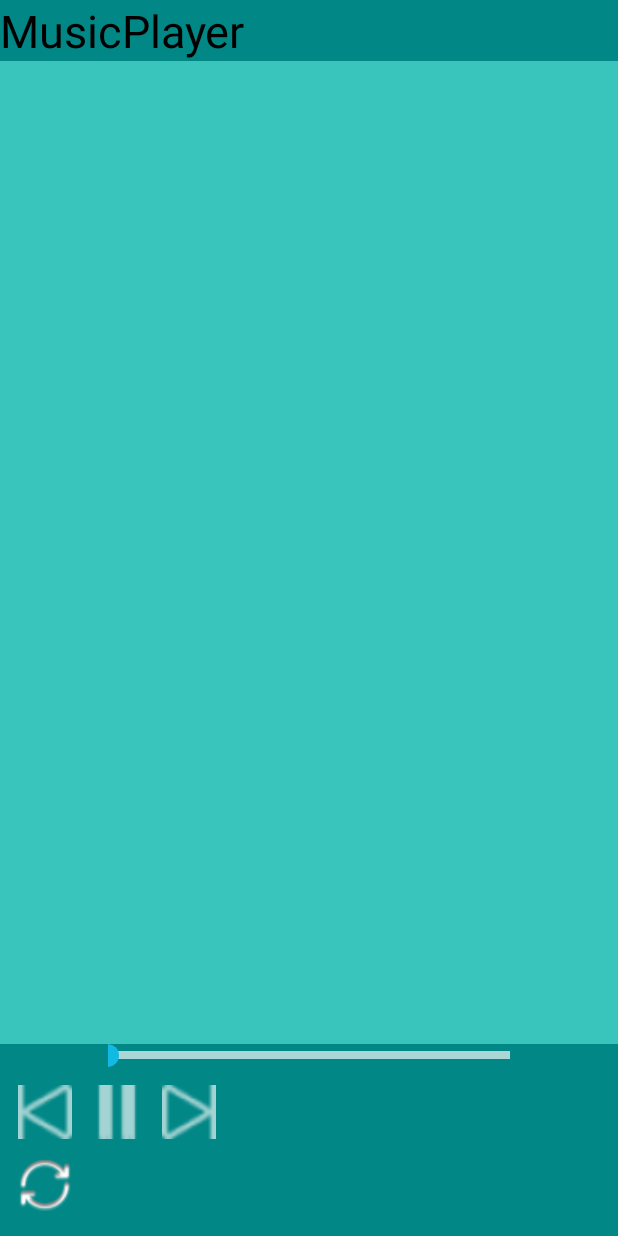
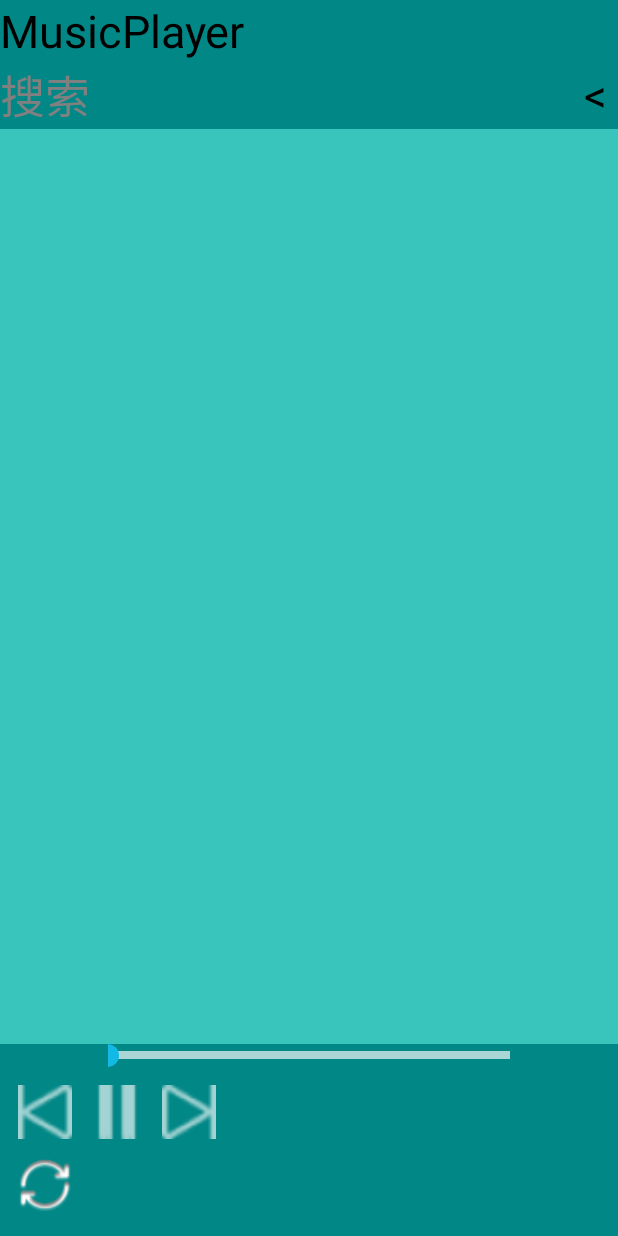
Before and after one commit to AcdeAsdff/MusicPlayer, an Android app: the PlayerActivity screen opened directly, with no data from a screen before it, on a phone screen of 412 x 824 dp. Run offline under Robolectric (Android 15) with nearby library versions, the phone set to English and light mode, and no system bars; libraries missing offline, so code that uses them is left out: com.esotericsoftware.kryo; 4 statements that could not run were skipped.

Commit message:
added searchbar

```diff
--- a/app/src/main/java/com/linearity/musicplayer/MainActivity.java
+++ b/app/src/main/java/com/linearity/musicplayer/MainActivity.java
@@ -98,6 +98,7 @@ public class MainActivity extends Activity {
         super.onCreate(savedInstanceState);
         setContentView(R.layout.mainactivity);
         sharedPreferences_PathData = getSharedPreferences("PlayerPathData", MODE_PRIVATE);
+        folderList.clear();
         folderList.addAll(sharedPreferences_PathData.getAll().keySet());
 //        sharedPreferencesEditor_PathData = sharedPreferences_PathData.edit(); do it when U want to use
 
@@ -106,7 +107,7 @@ public class MainActivity extends Activity {
         recyclerView.setLayoutManager(linearLayoutManager);
         recyclerView.addItemDecoration(new DividerItemDecoration(this,DividerItemDecoration.VERTICAL));
         recyclerView.setItemAnimator( new DefaultItemAnimator());
-        playerFolderAdapter playerFolderAdapter = new playerFolderAdapter(folderList);
+        PlayerFolderAdapter playerFolderAdapter = new PlayerFolderAdapter(folderList);
         recyclerView.setAdapter(playerFolderAdapter);
 
         Button addFolder = findViewById(R.id.addFolder);
--- a/app/src/main/java/com/linearity/musicplayer/playerFolderAdapter.java
+++ b/app/src/main/java/com/linearity/musicplayer/PlayerFolderAdapter.java
@@ -29,7 +29,7 @@ import java.net.URLDecoder;
 import java.util.List;
 import java.util.Objects;
 
-public class playerFolderAdapter extends RecyclerView.Adapter<playerFolderAdapter.VH> {
+public class PlayerFolderAdapter extends RecyclerView.Adapter<PlayerFolderAdapter.VH> {
 
     public static class VH extends RecyclerView.ViewHolder{
         public final LinearLayout mainLayout;
@@ -44,7 +44,7 @@ public class playerFolderAdapter extends RecyclerView.Adapter<playerFolderAdapte
     }
 
     private final List<String> mDatas;
-    public playerFolderAdapter(List<String> data) {
+    public PlayerFolderAdapter(List<String> data) {
         this.mDatas = data;
     }
 
--- a/app/src/main/java/com/linearity/musicplayer/PlayerService.java
+++ b/app/src/main/java/com/linearity/musicplayer/PlayerService.java
@@ -10,7 +10,7 @@ import static com.linearity.musicplayer.MainActivity.mediaPlayer;
 import static com.linearity.musicplayer.MainActivity.playSong;
 import static com.linearity.musicplayer.MainActivity.playerChannelId;
 import static com.linearity.musicplayer.MainActivity.playingSongPath;
-import static com.linearity.musicplayer.playerFolderAdapter.fileNameFromAbsPath;
+import static com.linearity.musicplayer.PlayerFolderAdapter.fileNameFromAbsPath;
 
 import android.app.Notification;
 import android.app.NotificationChannel;
--- a/app/src/main/res/layout/songlist_activity.xml
+++ b/app/src/main/res/layout/songlist_activity.xml
@@ -17,17 +17,70 @@
         android:layout_alignParentStart="true">
     </TextView>
 
-    <ScrollView
+    <LinearLayout
+        android:layout_below="@id/playerTitle"
+        android:layout_above="@id/player_controller"
         android:layout_width="match_parent"
         android:layout_height="wrap_content"
-        android:layout_below="@id/playerTitle"
-        android:layout_above="@id/player_controller"
-        android:layout_alignParentStart="true">
-        <androidx.recyclerview.widget.RecyclerView
-            android:id="@+id/playSongs"
+        android:orientation="vertical">
+        <RelativeLayout
+            android:background="@color/teal_700"
             android:layout_width="match_parent"
-            android:layout_height="wrap_content"/>
-    </ScrollView>
+            android:layout_height="wrap_content">
+            <EditText
+                android:id="@+id/search_bar"
+                android:layout_alignParentStart="true"
+                android:layout_width="match_parent"
+                android:layout_height="wrap_content"
+                android:singleLine="true"
+                android:textSize="30sp"
+
+                android:background="@color/teal_700"
+                android:textColor="@color/black"
+                android:hint="@string/search"
+                android:layout_toStartOf="@id/collapse"
+                />
+            <TextView
+                android:id="@+id/collapse"
+                android:background="@color/teal_700"
+                android:text="@string/collapseicon"
+                android:textColor="@color/black"
+                android:textSize="30sp"
+                android:layout_width="30sp"
+                android:textAlignment="center"
+                android:layout_height="wrap_content"
+                android:layout_centerInParent="true"
+                android:layout_alignParentEnd="true"
+                />
+        </RelativeLayout>
+        <ScrollView
+            android:id="@+id/searched_container"
+            android:layout_width="match_parent"
+            android:layout_height="wrap_content"
+            android:background="@color/teal_700">
+            <RelativeLayout
+                android:layout_width="match_parent"
+                android:layout_height="wrap_content">
+                <androidx.recyclerview.widget.RecyclerView
+                    android:id="@+id/searched_songs"
+                    android:layout_width="match_parent"
+                    android:layout_height="wrap_content"
+                    android:layout_marginLeft="30dp"
+                    android:layout_marginRight="30dp"
+                    android:background="@color/miku"/>
+            </RelativeLayout>
+        </ScrollView>
+
+        <ScrollView
+            android:id="@+id/playSongs_container"
+            android:layout_width="match_parent"
+            android:layout_height="wrap_content">
+            <androidx.recyclerview.widget.RecyclerView
+                android:id="@+id/playSongs"
+                android:layout_width="match_parent"
+                android:layout_height="wrap_content"/>
+        </ScrollView>
+    </LinearLayout>
 
     <RelativeLayout
         android:id="@+id/player_controller"
--- a/app/src/main/res/values/strings.xml
+++ b/app/src/main/res/values/strings.xml
@@ -3,6 +3,7 @@
     <string name="title_activity_main">MainActivity</string>
     <string name="mainactivity_title">MusicPlayer</string>
     <string name="addFolder">+</string>
+    <string name="search">搜索</string>
     <string name="addFolder_Title">输入待加入的歌单文件夹</string>
     <string name="cancel">取消</string>
     <string name="confirm">确定</string>
@@ -11,5 +12,6 @@
     <string name="path_exists">路径已存在</string>
     <string name="delete_folder">是否删除文件夹?</string>
     <string name="permission_denied_alert">注意:禁用权限可能导致应用崩溃</string>
+    <string name="collapseicon"><![CDATA[<]]></string>
 
 </resources>
```
Also changed, not shown: app/src/main/java/com/linearity/musicplayer/PlayerActivity.java (+90 -23 lines), app/src/main/java/com/linearity/musicplayer/PlaylistAdapter.java (renamed from app/src/main/java/com/linearity/musicplayer/playlistAdapter.java, +5 -5 lines), app/src/main/java/com/linearity/musicplayer/SearchedPlaylistAdapter.java (added, +95 -0 lines).
